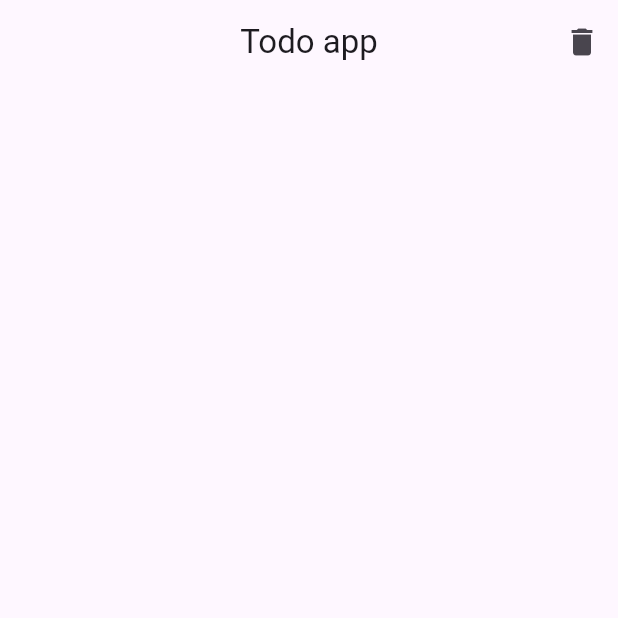
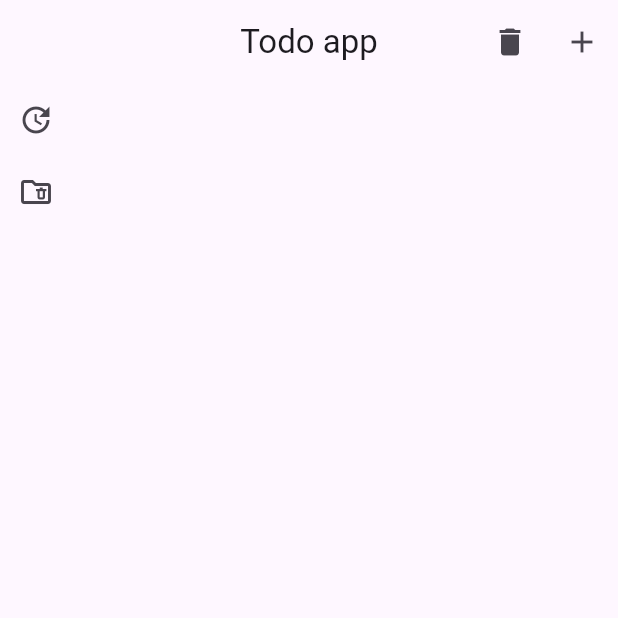
Before and after one commit to soam1/Todo-app, a Flutter app: the screen it shows after launch, after a tap on the "delete" icon, on a phone screen of 412 x 824 dp, the top half of it. Run offline on Flutter 3.47's test engine with Material 2 defaults, Android fonts, the phone set to English and light mode, and no system bars; our stand-ins replace get, sqflite; accounts and stored records are empty.

Commit message:
insert, delete and update data

```diff
--- a/lib/controller/controller.dart
+++ b/lib/controller/controller.dart
@@ -2,6 +2,8 @@ import 'package:flutter/cupertino.dart';
 import 'package:get/get.dart';
 import 'package:path/path.dart';
 import 'package:sqflite/sqflite.dart';
+
+import '../model/todo_model.dart';
 
 class SQLController extends GetxController {
   @override
@@ -10,6 +12,8 @@ class SQLController extends GetxController {
     super.onInit();
     createDatabase();
   }
+
+  late Database database;
 
   void createDatabase() async {
     // Get a location using getDatabasesPath
@@ -20,7 +24,7 @@ class SQLController extends GetxController {
 
   void openAppDatabase({required String path}) async {
     // open the database
-    Database database = await openDatabase(
+    await openDatabase(
       path,
       version: 1,
       onCreate: (Database db, int version) async {
@@ -28,7 +32,9 @@ class SQLController extends GetxController {
         await db.execute(
             'CREATE TABLE todo (id INTEGER PRIMARY KEY, title TEXT, time TEXT, description TEXT, favorite INTEGER, completed INTEGER)');
       },
-      onOpen: (Database database) {
+      onOpen: (Database db) {
+        database = db;
+        getAllData();
         debugPrint("database is just opened");
       },
     );
@@ -38,9 +44,53 @@ class SQLController extends GetxController {
     var databasesPath = await getDatabasesPath();
     String path = join(databasesPath, 'todo.db');
     await deleteDatabase(path);
-    print("db deleted");
+    debugPrint("db deleted");
   }
 
-  void getAllData() {}
-  void insertData() {}
+  void insertData() async {
+    var insert = await database.insert("todo", {
+      "title": "dsa",
+      "description": "3 striver ques daily",
+      "time": "10pm",
+      "favorite": 0,
+      "completed": 0,
+    });
+    debugPrint("Inserted a row in table $insert");
+
+    getAllData();
+  }
+
+  List<TodoModel> list = [];
+
+  void getAllData() async {
+    var allData = await database.query("todo");
+    for (var i in allData) {
+      debugPrint(i.toString());
+      list.add(TodoModel.fromJson(i));
+    }
+    debugPrint(list.length.toString());
+    debugPrint(allData.toString());
+    update();
+  }
+
+  void updateData() async {
+    var updateData = await database.update(
+        "todo",
+        {
+          "title": "workout",
+          "description": "2 hours body",
+          "time": "6am",
+          "favorite": 1,
+          "completed": 0,
+        },
+        where: " id = ${1}");
+    debugPrint("updated item $updateData");
+    getAllData();
+  }
+
+  void deleteData() async {
+    var deletedItem = await database.delete("todo", where: "id = ${1}");
+    debugPrint("deleted item $deletedItem");
+    getAllData();
+  }
 }
--- /dev/null
+++ b/lib/model/todo_model.dart
@@ -0,0 +1,27 @@
+class TodoModel {
+  // {id: 1, title: dsa, time: 10pm, description: 3 striver ques daily, favorite: 0, completed: 0}
+  final int id;
+  final String title;
+  final String description;
+  final String time;
+  final int favorite;
+  final int completed;
+
+  TodoModel(
+      {required this.id,
+      required this.title,
+      required this.description,
+      required this.time,
+      required this.favorite,
+      required this.completed});
+
+  factory TodoModel.fromJson(Map<String, dynamic> json) {
+    return TodoModel(
+        id: json['id'],
+        title: json['title'],
+        description: json['description'],
+        time: json['time'],
+        favorite: json['favorite'],
+        completed: json['completed']);
+  }
+}
--- a/lib/view/screens/home_screen.dart
+++ b/lib/view/screens/home_screen.dart
@@ -14,12 +14,33 @@ class HomeScreen extends StatelessWidget {
         title: Text("Todo app"),
         actions: [
           IconButton(
-              onPressed: () {
-                controller.deleteTheDatabase();
-              },
-              icon: Icon(Icons.delete)),
+            onPressed: () {
+              controller.deleteTheDatabase();
+            },
+            icon: Icon(Icons.delete),
+          ),
+          IconButton(
+            onPressed: () {
+              controller.insertData();
+            },
+            icon: Icon(Icons.add),
+          ),
         ],
         centerTitle: true,
+      ),
+      body: Column(
+        children: [
+          IconButton(
+              onPressed: () {
+                controller.updateData();
+              },
+              icon: Icon(Icons.update_sharp)),
+          IconButton(
+              onPressed: () {
+                controller.deleteData();
+              },
+              icon: Icon(Icons.folder_delete_outlined)),
+        ],
       ),
     );
   }
```
